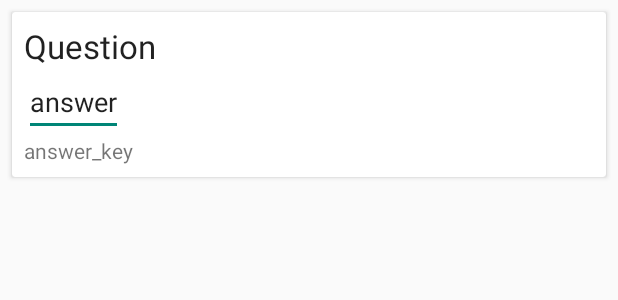
After one commit to Reyes815/StudyGuru, an Android app: the layout assessment_item.xml on its own in the app's theme, with its tools: preview values and no code run, on a phone screen of 412 x 824 dp. The commit adds this screen. Shown: the top 300 px of the screen. Run offline under Robolectric (Android 15) with nearby library versions, the phone set to English and light mode, and no system bars.

Commit message:
Assessment

```diff
--- /dev/null
+++ b/app/src/main/res/layout/assessment_item.xml
@@ -0,0 +1,39 @@
+<?xml version="1.0" encoding="utf-8"?>
+<androidx.cardview.widget.CardView xmlns:android="http://schemas.android.com/apk/res/android"
+    android:id="@+id/assessment_item"
+    android:layout_width="match_parent"
+    android:layout_height="wrap_content"
+    android:layout_marginTop="8dp"
+    android:layout_marginStart="8dp"
+    android:layout_marginEnd="8dp">
+
+    <RelativeLayout
+        android:layout_width="match_parent"
+        android:layout_height="match_parent"
+        android:padding="8dp"
+        >
+        <EditText
+            android:id="@+id/answer"
+            android:layout_width="wrap_content"
+            android:layout_height="wrap_content"
+            android:text="answer"
+            android:layout_below="@+id/question"
+            >
+
+        </EditText>
+        <TextView
+            android:id="@+id/question"
+            android:layout_width="wrap_content"
+            android:layout_height="wrap_content"
+            android:text="Question"
+            android:textAppearance="@style/TextAppearance.AppCompat.Large">
+        </TextView>
+
+        <TextView
+            android:id="@+id/answer_key"
+            android:layout_width="wrap_content"
+            android:layout_height="wrap_content"
+            android:layout_below="@+id/answer"
+            android:text="answer_key"/>
+    </RelativeLayout>
+</androidx.cardview.widget.CardView>
--- a/gradle.properties
+++ b/gradle.properties
@@ -19,3 +19,4 @@ android.useAndroidX=true
 # resources declared in the library itself and none from the library's dependencies,
 # thereby reducing the size of the R class for that library
 android.nonTransitiveRClass=true
+org.gradle.offline=true
```
Also changed, not shown: app/src/main/AndroidManifest.xml (+9 -0 lines), app/src/main/java/com/example/studyguru/Assessment.java (added, +24 -0 lines), app/src/main/java/com/example/studyguru/AssessmentPage.java (added, +73 -0 lines), app/src/main/java/com/example/studyguru/Assessment_Adapter.java (added, +56 -0 lines), app/src/main/java/com/example/studyguru/Assessment_item.java (added, +24 -0 lines), app/src/main/res/layout/assessment_page.xml (+17 -1 lines).
